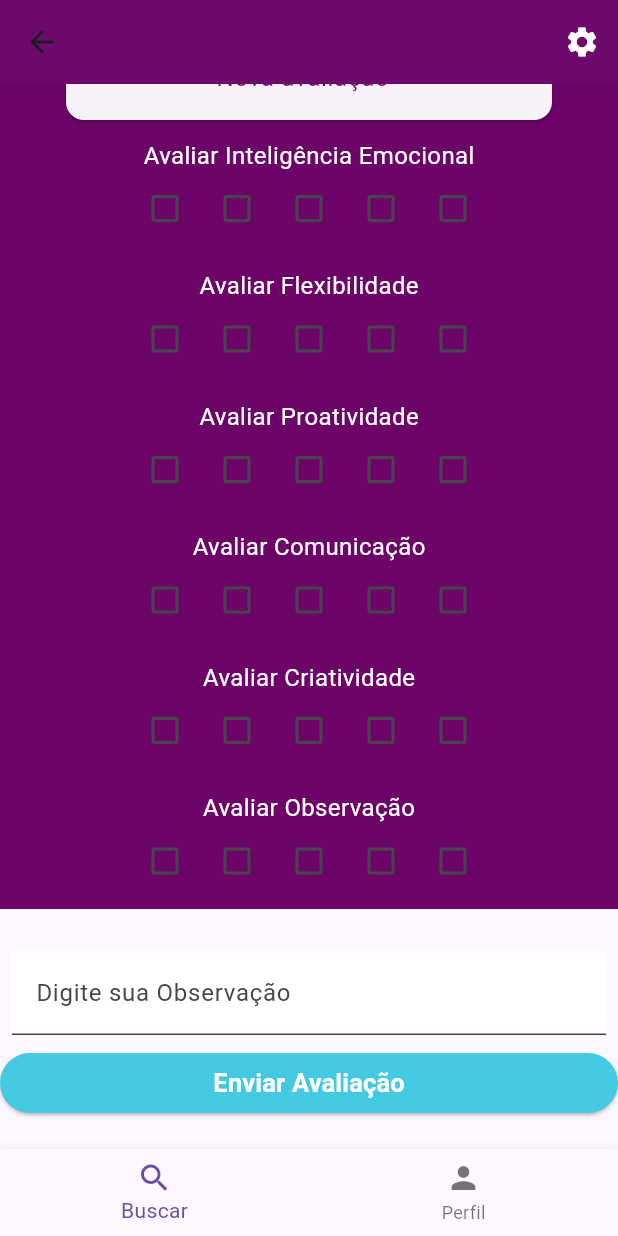
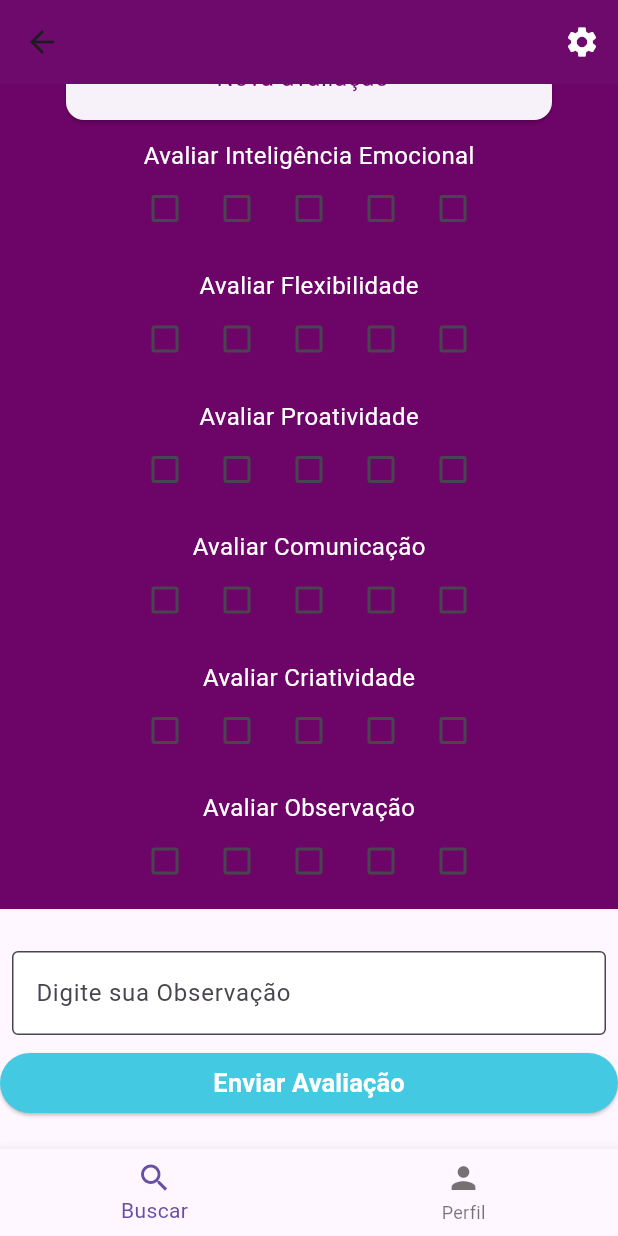
Before and after one commit to henriquepadua/Desafio_Final_CAMP2024_MOBILE, a Flutter app: the RealizarAvaliacoesPageView screen opened directly, scrolled down 236 dp, on a phone screen of 412 x 824 dp. Run offline on Flutter 3.47's test engine with Material 3 defaults, Android fonts, the phone set to English and light mode, and no system bars; our stand-ins replace dio, shared_preferences; missing offline and left inert: dart:ffi; accounts and stored records are empty.

Commit message:
adicionando borda na observação

```diff
--- a/Mobile/lib/views/RealizarAvaliacoesPageView.dart
+++ b/Mobile/lib/views/RealizarAvaliacoesPageView.dart
@@ -148,6 +148,7 @@ class RealizarAvaliacoesPageViewState
               labelText: 'Digite sua Observação',
               fillColor: Colors.white,
               filled: true,
+              border: OutlineInputBorder()
             ),
           ),
         ),
```
